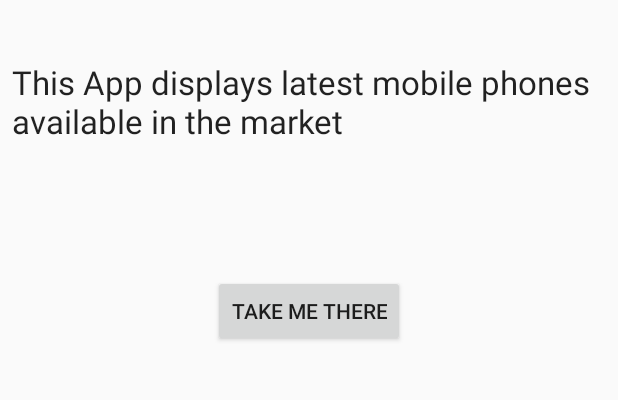
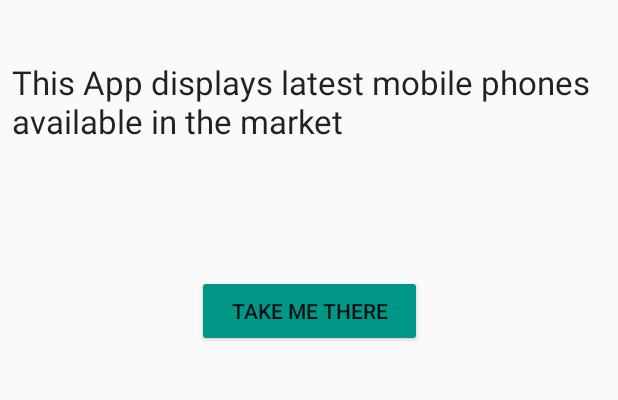
Before and after one commit to anusri304/MobileStore, an Android app: the WelcomeFragment screen opened through its navigation route, on a phone screen of 412 x 824 dp, the part 176-576 px from its top. Run offline under Robolectric (Android 15) with nearby library versions, the phone set to English and light mode, and no system bars; our stand-ins replace Timber, data binding, navigation-ui.

Commit message:
Added button color

```diff
--- a/app/src/main/res/layout/fragment_instruction.xml
+++ b/app/src/main/res/layout/fragment_instruction.xml
@@ -41,6 +41,7 @@
             android:layout_marginTop="88dp"
             android:layout_marginEnd="126dp"
             android:text="@string/strViewMobileList"
+            android:backgroundTint="#009688"
             app:layout_constraintEnd_toEndOf="parent"
             app:layout_constraintStart_toStartOf="parent"
             app:layout_constraintTop_toBottomOf="@+id/instruction2TxtView" />
--- a/app/src/main/res/layout/fragment_welcome.xml
+++ b/app/src/main/res/layout/fragment_welcome.xml
@@ -41,6 +41,8 @@
             android:layout_marginTop="88dp"
             android:layout_marginEnd="126dp"
             android:text="@string/takeMeThereBtn"
+            android:backgroundTint="#009688"
+            android:width="150dp"
             app:layout_constraintEnd_toEndOf="parent"
             app:layout_constraintStart_toStartOf="parent"
             app:layout_constraintTop_toBottomOf="@+id/welcomeMsgTxtView" />
```
